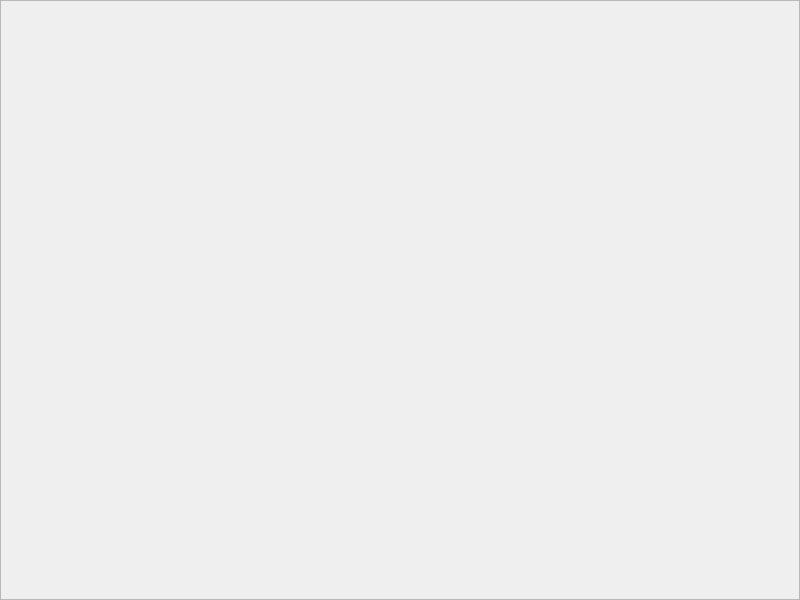
This is pages/storepage.ui in pamugk/nebulae-qt as Qt 5 draws it before an edit. The edited form follows.
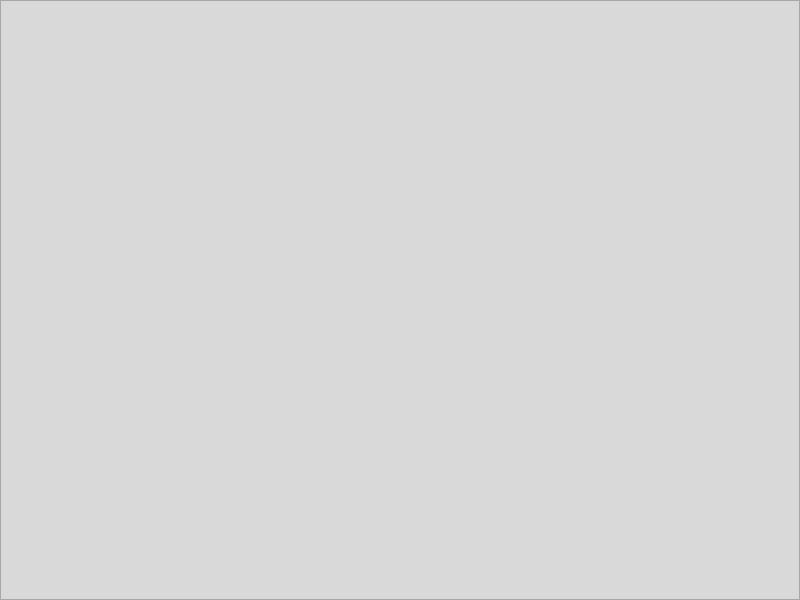
This is the edited form. The open tabs and pages were chosen to show the change.

Diff of the .ui file:
```diff
--- a/pages/storepage.ui
+++ b/pages/storepage.ui
@@ -13,6 +13,9 @@
   <property name="windowTitle">
    <string>Form</string>
   </property>
+  <property name="styleSheet">
+   <string notr="true">background-color: #d9d9d9;</string>
+  </property>
   <layout class="QVBoxLayout" name="pageLayout">
    <property name="spacing">
     <number>0</number>
@@ -75,8 +78,8 @@
            <rect>
             <x>0</x>
             <y>0</y>
-            <width>800</width>
-            <height>600</height>
+            <width>100</width>
+            <height>30</height>
            </rect>
           </property>
           <layout class="QVBoxLayout" name="landingScrollAreaContentsLayout">
```
